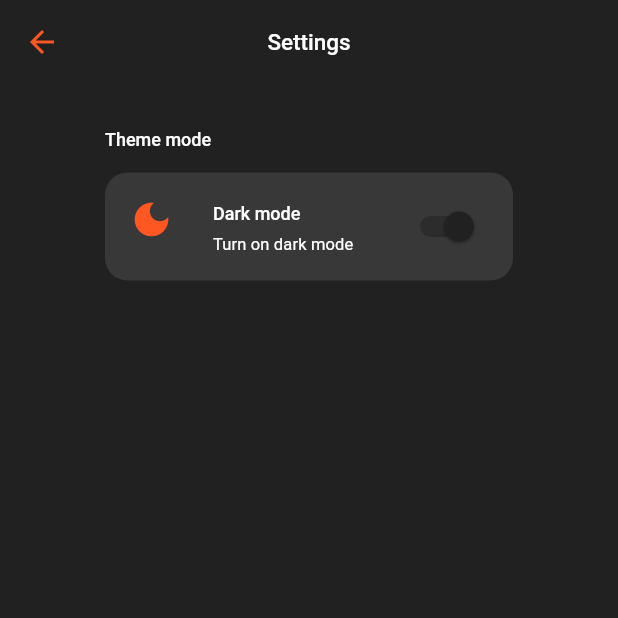
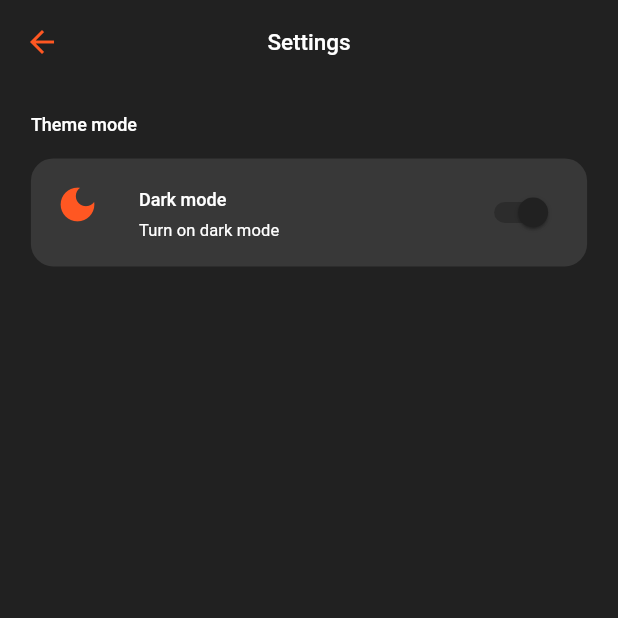
Before and after one commit to dahliaOS/welcome, a Flutter app: the Settings screen opened by its route, after a tap on "Dark mode", on a phone screen of 412 x 824 dp, the top half of it. Run offline on Flutter 3.47's test engine with Material 2 defaults, Android fonts, the phone set to English and light mode, and no system bars.

Commit message:
make more responsive, refactor theme provider

```diff
--- a/lib/main.dart
+++ b/lib/main.dart
@@ -24,7 +24,6 @@ import 'package:welcome/pages/landing.dart';
 import 'package:welcome/pages/settings.dart';
 import 'package:welcome/pages/software.dart';
 import 'package:welcome/pages/support.dart';
-import 'package:welcome/providers/switch_list_tile_provider.dart';
 import 'package:welcome/providers/theme_provider.dart';
 import 'package:welcome/theme/theme.dart';
 
@@ -40,10 +39,7 @@ class Welcome extends StatelessWidget {
     return MultiProvider(
       providers: [
         ChangeNotifierProvider<ThemeProvider>.value(
-          value: ThemeProvider(lightTheme),
-        ),
-        ChangeNotifierProvider<SwitchListTileProvider>.value(
-          value: SwitchListTileProvider(false),
+          value: ThemeProvider(lightTheme, false),
         ),
       ],
       child: const WelcomeHome(),
--- a/lib/pages/contributors.dart
+++ b/lib/pages/contributors.dart
@@ -32,7 +32,10 @@ class Contributors extends StatelessWidget {
         behavior: ScrollConfiguration.of(context).copyWith(scrollbars: false),
         child: GridView.builder(
           itemCount: dummyContributorsList.length,
-          padding: const EdgeInsets.symmetric(horizontal: 30, vertical: 70),
+          padding: EdgeInsets.symmetric(
+            vertical: MediaQuery.of(context).size.height / 40,
+            horizontal: MediaQuery.of(context).size.width / 20,
+          ),
           gridDelegate: const SliverGridDelegateWithFixedCrossAxisCount(
             crossAxisCount: 6,
             mainAxisSpacing: 30,
--- a/lib/pages/home.dart
+++ b/lib/pages/home.dart
@@ -34,7 +34,10 @@ class Home extends StatelessWidget {
       body: ScrollConfiguration(
         behavior: ScrollConfiguration.of(context).copyWith(scrollbars: false),
         child: SingleChildScrollView(
-          padding: const EdgeInsets.symmetric(vertical: 30, horizontal: 70),
+          padding: EdgeInsets.symmetric(
+            vertical: MediaQuery.of(context).size.height / 40,
+            horizontal: MediaQuery.of(context).size.width / 20,
+          ),
           child: Column(
             children: <Widget>[
               Center(
@@ -45,7 +48,7 @@ class Home extends StatelessWidget {
                       'Welcome to',
                       style: TextStyle(
                         color: Theme.of(context).textTheme.headline1?.color,
-                        fontSize: 34,
+                        fontSize: MediaQuery.of(context).size.width / 30,
                       ),
                     ),
                     const SizedBox(
@@ -53,7 +56,7 @@ class Home extends StatelessWidget {
                     ),
                     Image.asset(
                       "assets/logos/dahliaOS/logotype-light.png",
-                      height: 50,
+                      height: MediaQuery.of(context).size.width / 30,
                       package: isDebug ? null : 'welcome',
                     ),
                   ],
@@ -86,7 +89,9 @@ class Home extends StatelessWidget {
                     },
                     style: Theme.of(context).elevatedButtonTheme.style,
                     icon: const Icon(Icons.my_library_books),
-                    label: const Text('Learn more'),
+                    label: const Text(
+                      'Learn more',
+                    ),
                   ),
                   const SizedBox(
                     height: 20,
@@ -112,7 +117,9 @@ class Home extends StatelessWidget {
                     },
                     style: Theme.of(context).elevatedButtonTheme.style,
                     icon: const Icon(Icons.volunteer_activism),
-                    label: const Text('Donate'),
+                    label: const Text(
+                      'Donate',
+                    ),
                   ),
                 ],
               )
--- a/lib/pages/settings.dart
+++ b/lib/pages/settings.dart
@@ -16,7 +16,6 @@ limitations under the License.
 
 import 'package:flutter/material.dart';
 import 'package:provider/provider.dart';
-import 'package:welcome/providers/switch_list_tile_provider.dart';
 import 'package:welcome/providers/theme_provider.dart';
 import 'package:welcome/theme/theme.dart';
 
@@ -26,7 +25,6 @@ class Settings extends StatelessWidget {
   @override
   Widget build(BuildContext context) {
     final _themeprovider = Provider.of<ThemeProvider>(context);
-    final _switchprovider = Provider.of<SwitchListTileProvider>(context);
     return Scaffold(
       appBar: AppBar(
         title: const Text(
@@ -35,7 +33,10 @@ class Settings extends StatelessWidget {
       ),
       body: Center(
         child: Padding(
-          padding: const EdgeInsets.symmetric(vertical: 30, horizontal: 70),
+          padding: EdgeInsets.symmetric(
+            vertical: MediaQuery.of(context).size.height / 40,
+            horizontal: MediaQuery.of(context).size.width / 20,
+          ),
           child: Column(
             crossAxisAlignment: CrossAxisAlignment.start,
             children: <Widget>[
@@ -64,12 +65,12 @@ class Settings extends StatelessWidget {
                   size: 30,
                 ),
                 onChanged: (bool value) {
-                  _switchprovider.setSwitched(value);
-                  _switchprovider.getSwitched()
+                  _themeprovider.setThemeSwitched(value);
+                  _themeprovider.getThemeSwitched()
                       ? _themeprovider.setTheme(darkTheme)
                       : _themeprovider.setTheme(lightTheme);
                 },
-                value: _switchprovider.getSwitched(),
+                value: _themeprovider.getThemeSwitched(),
               ),
             ],
           ),
--- a/lib/providers/switch_list_tile_provider.dart
+++ /dev/null
@@ -1,30 +0,0 @@
-/*
-Copyright 2022 The dahliaOS Authors
-
-Licensed under the Apache License, Version 2.0 (the "License");
-you may not use this file except in compliance with the License.
-You may obtain a copy of the License at
-
-    http://www.apache.org/licenses/LICENSE-2.0
-
-Unless required by applicable law or agreed to in writing, software
-distributed under the License is distributed on an "AS IS" BASIS,
-WITHOUT WARRANTIES OR CONDITIONS OF ANY KIND, either express or implied.
-See the License for the specific language governing permissions and
-limitations under the License.
-*/
-
-import 'package:flutter/material.dart';
-
-class SwitchListTileProvider with ChangeNotifier {
-  bool _switched;
-
-  SwitchListTileProvider(this._switched);
-
-  bool getSwitched() => _switched;
-
-  Future<void> setSwitched(bool switched) async {
-    _switched = switched;
-    return notifyListeners();
-  }
-}
--- a/lib/providers/theme_provider.dart
+++ b/lib/providers/theme_provider.dart
@@ -19,13 +19,20 @@ import 'package:provider/provider.dart';
 
 class ThemeProvider with ChangeNotifier {
   ThemeData _themeData;
+  bool _themeSwitched;
 
-  ThemeProvider(this._themeData);
+  ThemeProvider(this._themeData, this._themeSwitched);
 
   ThemeData getTheme() => _themeData;
+  bool getThemeSwitched() => _themeSwitched;
 
   Future<void> setTheme(ThemeData themeData) async {
     _themeData = themeData;
+    return notifyListeners();
+  }
+
+  Future<void> setThemeSwitched(bool themeSwitched) async {
+    _themeSwitched = themeSwitched;
     return notifyListeners();
   }
 }
--- a/lib/widgets/cards/social_card.dart
+++ b/lib/widgets/cards/social_card.dart
@@ -32,8 +32,6 @@ class SocialCard extends StatelessWidget {
   @override
   Widget build(BuildContext context) {
     return SizedBox(
-      width: 100,
-      height: 100,
       child: Card(
         clipBehavior: Clip.antiAlias,
         child: InkWell(
@@ -44,8 +42,8 @@ class SocialCard extends StatelessWidget {
             children: <Widget>[
               Image.asset(
                 imageName,
-                width: 32,
-                height: 32,
+                width: MediaQuery.of(context).size.width / 20,
+                height: MediaQuery.of(context).size.height / 20,
                 package: isDebug ? null : 'welcome',
               ),
               const SizedBox(height: 15),
```
Also changed, not shown: lib/pages/about.dart (+6 -1 lines), lib/pages/feedback.dart (+24 -7 lines), lib/pages/software.dart (+7 -4 lines), lib/pages/support.dart (+10 -2 lines).
